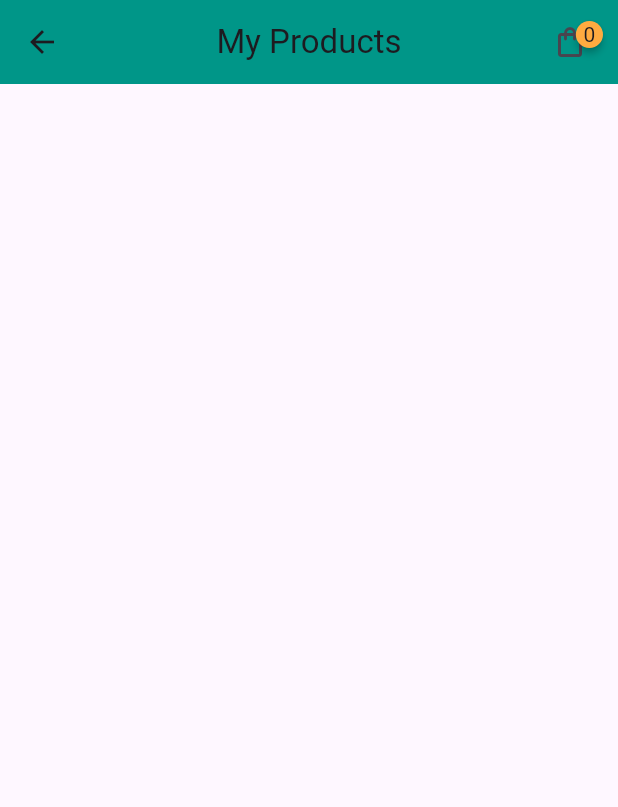
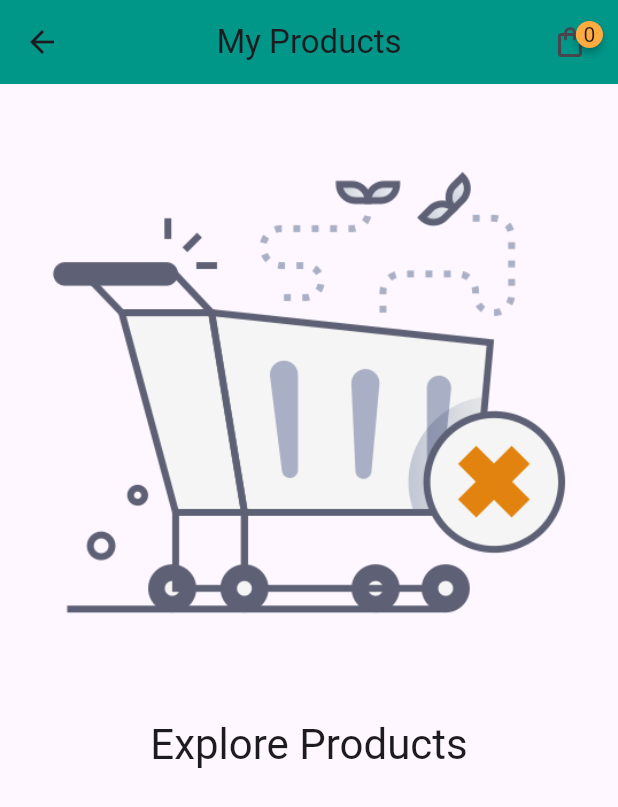
Before and after one commit to muneebexotic/shopping_app, a Flutter app: the CartScreen screen opened directly, on a phone screen of 412 x 824 dp. Shown: the top 807 px of the screen. Run offline on Flutter 3.47's test engine with Material 3 defaults, Android fonts, the phone set to English and light mode, and no system bars; drawn by our look-alikes of badges; our stand-ins replace shared_preferences, sqflite; accounts and stored records are empty; network calls fail.

Commit message:
Update cart_screen.dart if cart is empty

```diff
--- a/lib/cart_screen.dart
+++ b/lib/cart_screen.dart
@@ -51,6 +51,17 @@ class _CartScreenState extends State<CartScreen> {
                 future: cart.getData(),
                 builder: (context, AsyncSnapshot<List<Cart>> snapshot) {
                   if (snapshot.hasData) {
+                    if (snapshot.data!.isEmpty){
+                      return Column(
+                        mainAxisAlignment: MainAxisAlignment.center,
+                        crossAxisAlignment: CrossAxisAlignment.center,
+                        children: [
+                          Image(image: AssetImage('images/empty_cart.png')),
+                          SizedBox(height: 20,),
+                          Text('Explore Products', style: Theme.of(context).textTheme.headlineMedium),
+                        ],
+                      );
+                    } else {
                       return Expanded(
                           child: ListView.builder(
                               itemCount: snapshot.data!.length,
@@ -207,6 +218,8 @@ class _CartScreenState extends State<CartScreen> {
                                 );
                               }));
                     }
+
+                  }
                   return Text('');
                 }),
             Consumer<CartProvider>(builder: (context, value, child) {
--- a/pubspec.yaml
+++ b/pubspec.yaml
@@ -65,9 +65,9 @@ flutter:
   uses-material-design: true
 
   # To add assets to your application, add an assets section, like this:
-  # assets:
-  #   - images/a_dot_burr.jpeg
-  #   - images/a_dot_ham.jpeg
+  assets:
+    - images/empty_cart.png
+
 
   # An image asset can refer to one or more resolution-specific "variants", see
   # https://flutter.dev/to/resolution-aware-images
```
Also changed, not shown: images/empty_cart.png (added). Lines whose indentation alone changed are shown as unchanged.
